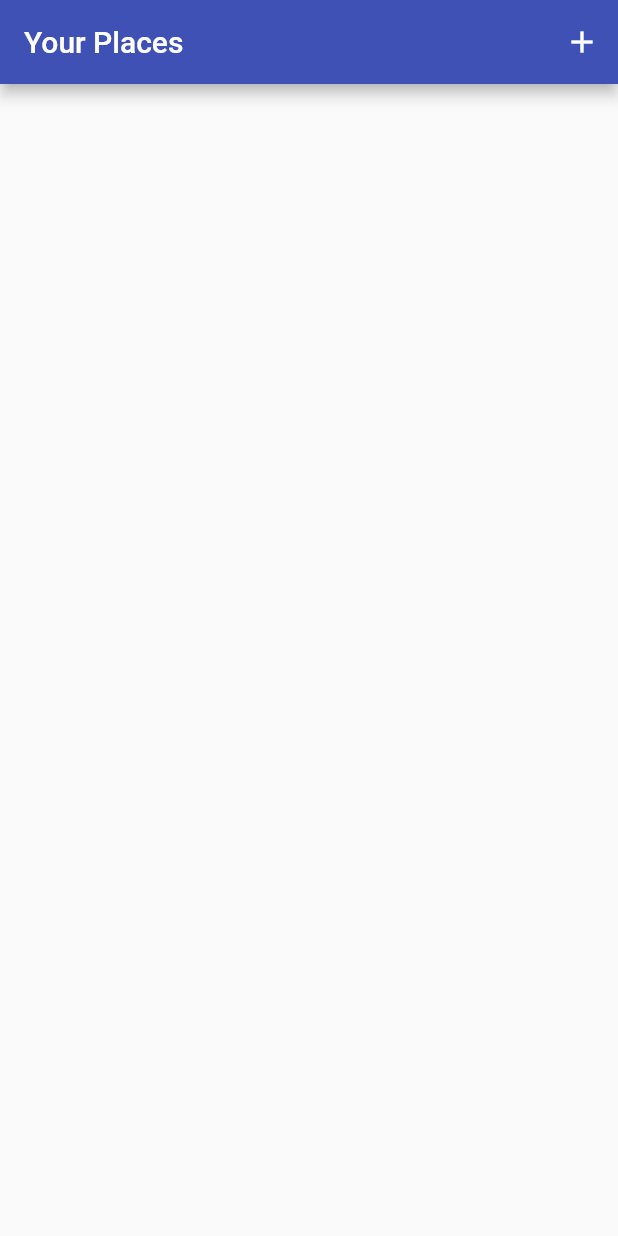
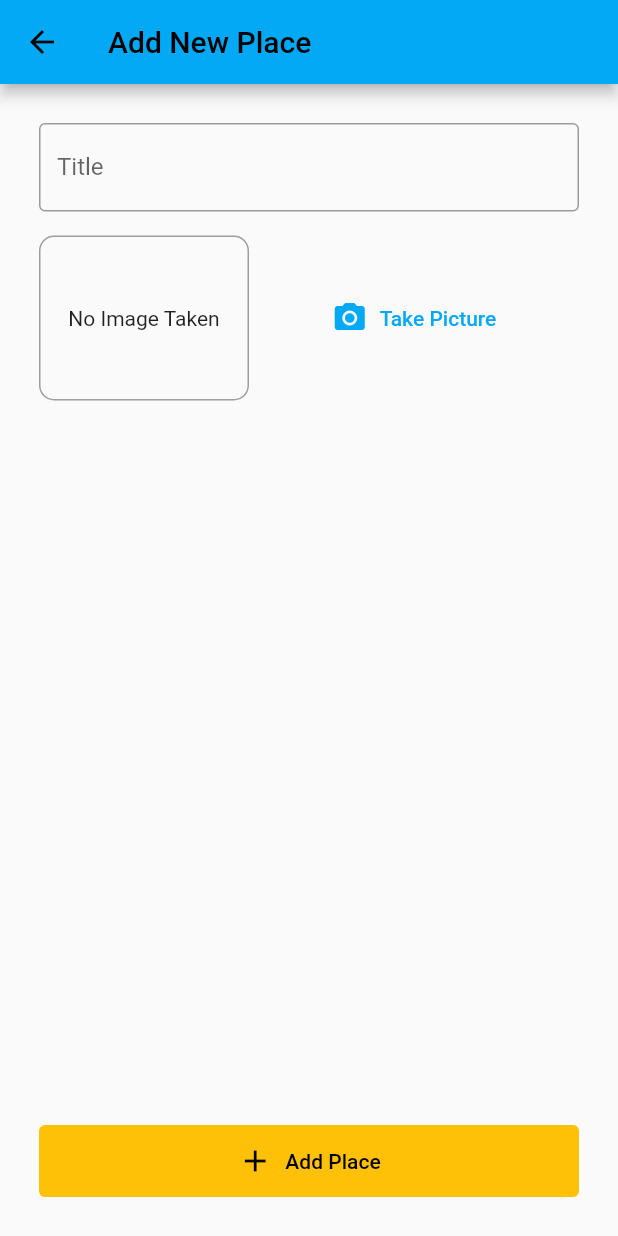
Before and after one commit to My-Personal-Flutter/Great-Places, a Flutter app: the screen it shows after launch, after a tap on the "add" icon, on a phone screen of 412 x 824 dp. Run offline on Flutter 3.47's test engine with Material 2 defaults, Android fonts, the phone set to English and light mode, and no system bars.

Commit message:
working started

```diff
--- a/lib/main.dart
+++ b/lib/main.dart
@@ -1,5 +1,6 @@
 import 'package:flutter/material.dart';
 import 'package:great_places/providers/great_places_provider.dart';
+import 'package:great_places/screens/add_place_screen.dart';
 import 'package:great_places/screens/places_list_screen.dart';
 import 'package:provider/provider.dart';
 
@@ -22,9 +23,9 @@ class MyApp extends StatelessWidget {
       child: MaterialApp(
         title: 'Great Places',
         theme: ThemeData(
-          primarySwatch: Colors.indigo,
+          primarySwatch: Colors.lightBlue,
           colorScheme: ColorScheme.fromSwatch(
-            primarySwatch: Colors.indigo,
+            primarySwatch: Colors.lightBlue,
           ).copyWith(
             secondary: Colors.amber,
             //onSecondary: Colors.black,
@@ -32,7 +33,8 @@ class MyApp extends StatelessWidget {
         ),
         initialRoute: '/',
         routes: {
-          '/': (ctx) => PlacesListScreen(),
+          '/': (ctx) => const PlacesListScreen(),
+          AddPlaceScreen.routName: (ctx) => const AddPlaceScreen(),
         },
       ),
     );
--- a/lib/screens/add_place_screen.dart
+++ b/lib/screens/add_place_screen.dart
@@ -0,0 +1,70 @@
+import 'package:flutter/material.dart';
+import 'package:great_places/widgets/image_input.dart';
+
+class AddPlaceScreen extends StatefulWidget {
+  static const routName = "/add-place";
+
+  const AddPlaceScreen({Key? key}) : super(key: key);
+
+  @override
+  _AddPlaceScreenState createState() => _AddPlaceScreenState();
+}
+
+class _AddPlaceScreenState extends State<AddPlaceScreen> {
+  final TextEditingController _titleController = TextEditingController();
+
+  @override
+  Widget build(BuildContext context) {
+    return Scaffold(
+      appBar: AppBar(
+        centerTitle: false,
+        title: const Text("Add New Place"),
+      ),
+      body: SafeArea(
+        child: Column(
+          crossAxisAlignment: CrossAxisAlignment.stretch,
+          children: [
+            Expanded(
+              child: SingleChildScrollView(
+                child: Padding(
+                  padding: const EdgeInsets.all(26.0),
+                  child: Column(
+                    children: [
+                      TextField(
+                        controller: _titleController,
+                        decoration: const InputDecoration(
+                          labelText: "Title",
+                          border: OutlineInputBorder(),
+                        ),
+                      ),
+                      const SizedBox(
+                        height: 16,
+                      ),
+                      const ImageInput(),
+                    ],
+                  ),
+                ),
+              ),
+            ),
+            Container(
+              padding: const EdgeInsets.all(26.0),
+              child: ElevatedButton.icon(
+                onPressed: () {},
+                icon: const Icon(Icons.add),
+                label: const Text("Add Place"),
+                style: ElevatedButton.styleFrom(
+                  elevation: 0,
+                  padding: const EdgeInsets.symmetric(
+                    vertical: 12,
+                  ),
+                  tapTargetSize: MaterialTapTargetSize.shrinkWrap,
+                  primary: Theme.of(context).colorScheme.secondary,
+                ),
+              ),
+            ),
+          ],
+        ),
+      ),
+    );
+  }
+}
--- a/lib/screens/places_list_screen.dart
+++ b/lib/screens/places_list_screen.dart
@@ -1,4 +1,5 @@
 import 'package:flutter/material.dart';
+import 'package:great_places/screens/add_place_screen.dart';
 
 class PlacesListScreen extends StatelessWidget {
   const PlacesListScreen({Key? key}) : super(key: key);
@@ -11,7 +12,9 @@ class PlacesListScreen extends StatelessWidget {
         centerTitle: false,
         actions: [
           IconButton(
-            onPressed: () {},
+            onPressed: () {
+              Navigator.of(context).pushNamed(AddPlaceScreen.routName);
+            },
             icon: const Icon(
               Icons.add,
             ),
--- /dev/null
+++ b/lib/widgets/image_input.dart
@@ -0,0 +1,60 @@
+import 'dart:io';
+
+import 'package:flutter/material.dart';
+
+class ImageInput extends StatefulWidget {
+  const ImageInput({Key? key}) : super(key: key);
+
+  @override
+  _ImageInputState createState() => _ImageInputState();
+}
+
+class _ImageInputState extends State<ImageInput> {
+  File? _storedImage;
+
+  @override
+  Widget build(BuildContext context) {
+    return Row(
+      children: [
+        Container(
+          width: 140,
+          height: 110,
+          decoration: BoxDecoration(
+            border: Border.all(width: 1, color: Colors.grey),
+            borderRadius: const BorderRadius.all(Radius.circular(10)),
+          ),
+          child: _storedImage != null
+              ? Image.file(
+                  _storedImage!,
+                  fit: BoxFit.cover,
+                  width: double.infinity,
+                  height: double.infinity,
+                )
+              : const Text(
+                  "No Image Taken",
+                  textAlign: TextAlign.center,
+                ),
+          alignment: Alignment.center,
+        ),
+        const SizedBox(
+          height: 16,
+        ),
+        Expanded(
+          child: Container(
+            margin: EdgeInsets.symmetric(horizontal: 16),
+            child: TextButton.icon(
+              onPressed: () {},
+              icon: const Icon(Icons.photo_camera),
+              label: const Text("Take Picture"),
+              style: TextButton.styleFrom(
+                padding: const EdgeInsets.symmetric(
+                  vertical: 20,
+                ),
+              ),
+            ),
+          ),
+        ),
+      ],
+    );
+  }
+}
```
